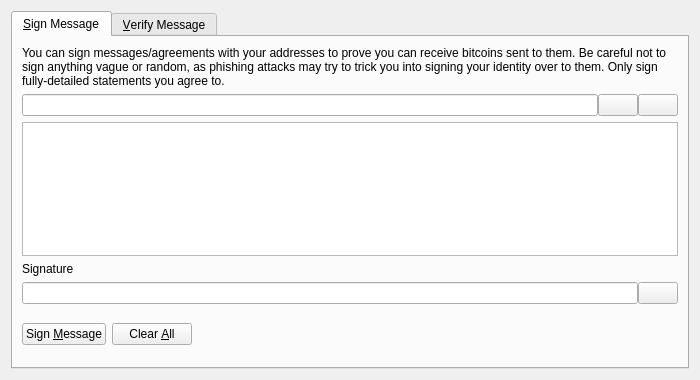
Qt form src/qt/forms/signverifymessagedialog.ui (drivercoin/drivercoin) before a commit.
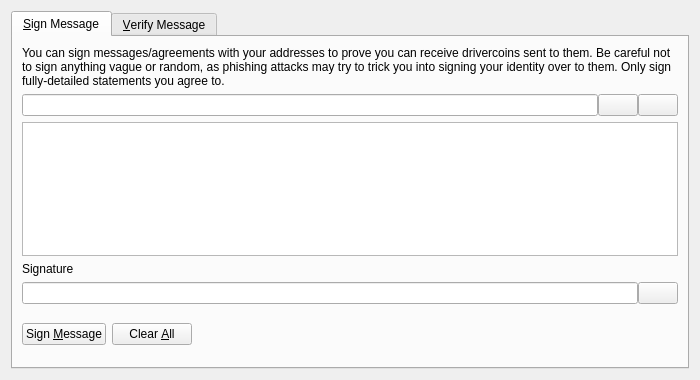
The same form after that commit. Icons and pictures are not drawn. Custom widgets are drawn as their Qt base class.

What changed in the file:
```diff
--- a/src/qt/forms/signverifymessagedialog.ui
+++ b/src/qt/forms/signverifymessagedialog.ui
@@ -30,7 +30,7 @@
        <item>
         <widget class="QLabel" name="infoLabel_SM">
          <property name="text">
-          <string>You can sign messages/agreements with your addresses to prove you can receive bitcoins sent to them. Be careful not to sign anything vague or random, as phishing attacks may try to trick you into signing your identity over to them. Only sign fully-detailed statements you agree to.</string>
+          <string>You can sign messages/agreements with your addresses to prove you can receive drivercoins sent to them. Be careful not to sign anything vague or random, as phishing attacks may try to trick you into signing your identity over to them. Only sign fully-detailed statements you agree to.</string>
          </property>
          <property name="textFormat">
           <enum>Qt::PlainText</enum>
```
Left out of the diff: 26 changed lines with no effect on the pictures.
